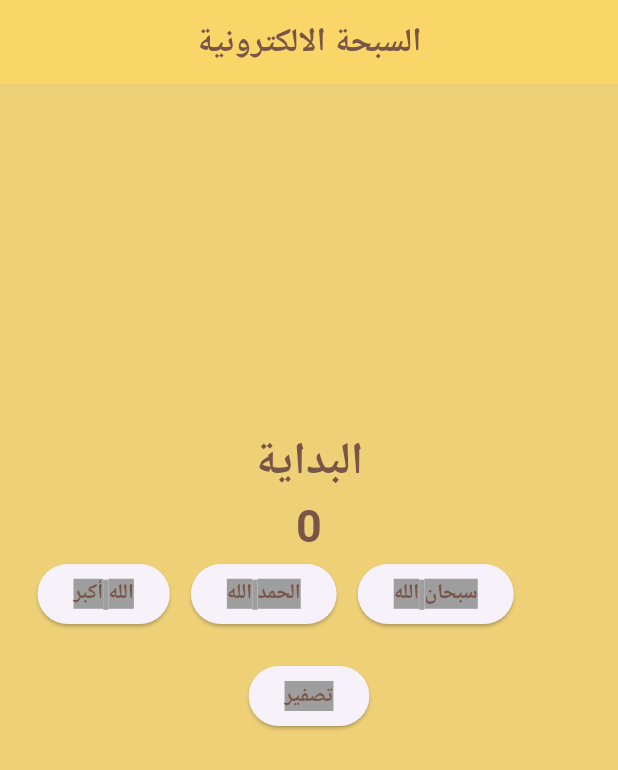
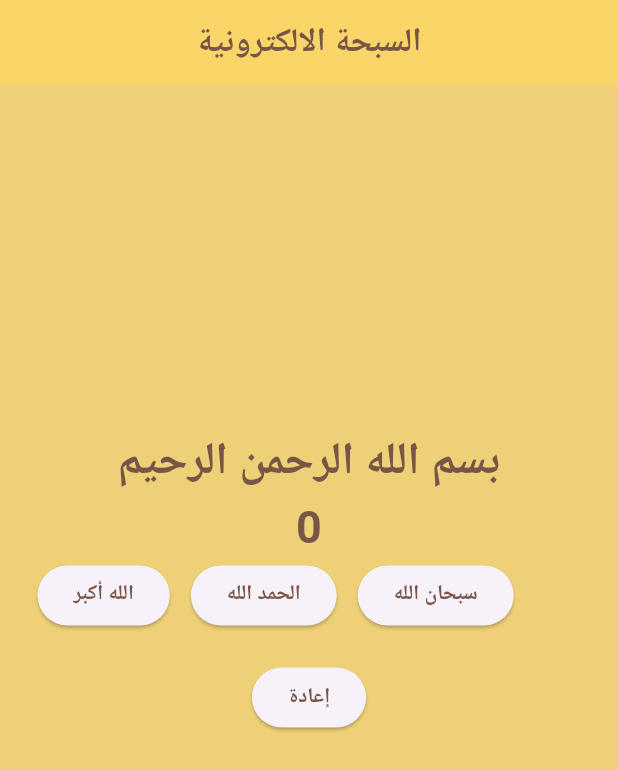
Before and after one commit to Moha-nad/Mohanad_Alnahdi, a Flutter app: the screen it shows after launch, on a phone screen of 412 x 824 dp. Shown: the top 770 px of the screen. Run offline on Flutter 3.47's test engine with Material 3 defaults, Android fonts, the phone set to English and light mode, and no system bars.

Commit message:
new commit

```diff
--- a/lib/main.dart
+++ b/lib/main.dart
@@ -19,13 +19,20 @@ class MohanadPage extends StatefulWidget {
 }
 
 class MohanadAppState extends State<MohanadPage> {
-  String message = "البداية";
+  String message = "بسم الله الرحمن الرحيم";
+
+  int counter = 0;
   int count = 0;
+  int count2 = 0;
+  int count3 = 0;
 
   void resetCount() {
     setState(() {
-      message = "النهاية";
+      message = "إعادة";
+      counter = 0;
       count = 0;
+      count2 = 0;
+      count3 = 0;
     });
   }
 
@@ -54,8 +61,9 @@ class MohanadAppState extends State<MohanadPage> {
                 fontSize: 30,
               ),
             ),
+
             Text(
-              "$count",
+              "$counter",
               style: TextStyle(
                 color: Colors.brown,
                 fontWeight: FontWeight.bold,
@@ -65,21 +73,22 @@ class MohanadAppState extends State<MohanadPage> {
 
             Row(
               children: [
+
                 SizedBox(width: 25),
 
                 ElevatedButton(
                   onPressed: () {
                     setState(() {
                       message = "الله أكبر";
-                      count++;
+                      counter = ++count;
                     });
                   },
+
                   child: Text(
                     "الله أكبر",
                     style: TextStyle(
                       color: Colors.brown,
                       fontWeight: FontWeight.bold,
-                      backgroundColor: Colors.grey
                     ),
                   ),
                 ),
@@ -90,7 +99,7 @@ class MohanadAppState extends State<MohanadPage> {
                   onPressed: () {
                     setState(() {
                       message = "الحمد الله";
-                      count++;
+                      counter = ++count2;
                     });
                   },
                   child: Text(
@@ -98,7 +107,6 @@ class MohanadAppState extends State<MohanadPage> {
                     style: TextStyle(
                       color: Colors.brown,
                       fontWeight: FontWeight.bold,
-                      backgroundColor: Colors.grey
                     ),
                   ),
                 ),
@@ -109,7 +117,7 @@ class MohanadAppState extends State<MohanadPage> {
                   onPressed: () {
                     setState(() {
                       message = "سبحان الله";
-                      count++;
+                      counter = ++count3;
                     });
                   },
                   child: Text(
@@ -117,7 +125,6 @@ class MohanadAppState extends State<MohanadPage> {
                     style: TextStyle(
                       color: Colors.brown,
                       fontWeight: FontWeight.bold,
-                      backgroundColor: Colors.grey
                     ),
                   ),
                 ),
@@ -129,11 +136,10 @@ class MohanadAppState extends State<MohanadPage> {
             ElevatedButton(
               onPressed: resetCount,
               child: Text(
-                "تصفير",
+                "إعادة",
                 style: TextStyle(
                   color: Colors.brown,
                   fontWeight: FontWeight.bold,
-                  backgroundColor: Colors.grey
                 ),
               ),
             ),
```
Also changed, not shown: lib/first.dart (added, +59 -0 lines), lib/task.dart (added, +28 -0 lines).
